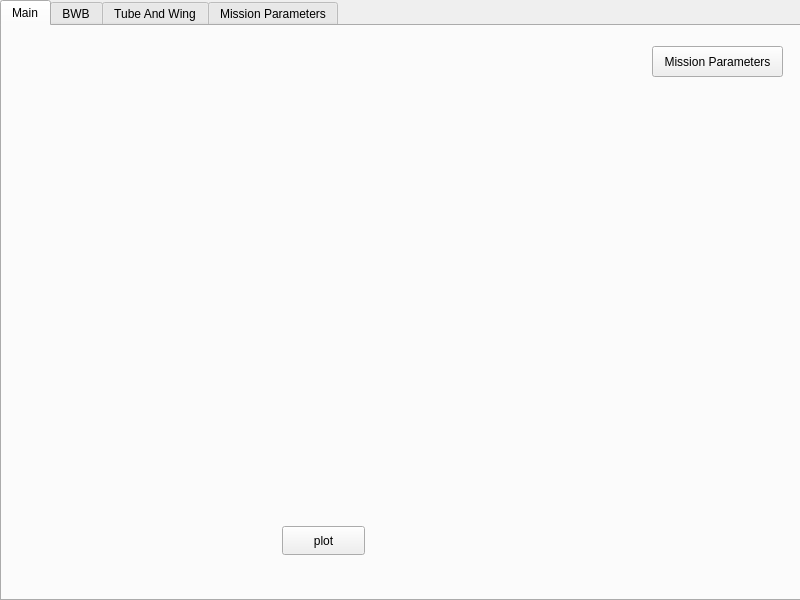
First picture: the form in BWB_GUI/form.ui, repository bsannar/Capstone_BWB, before the edit.
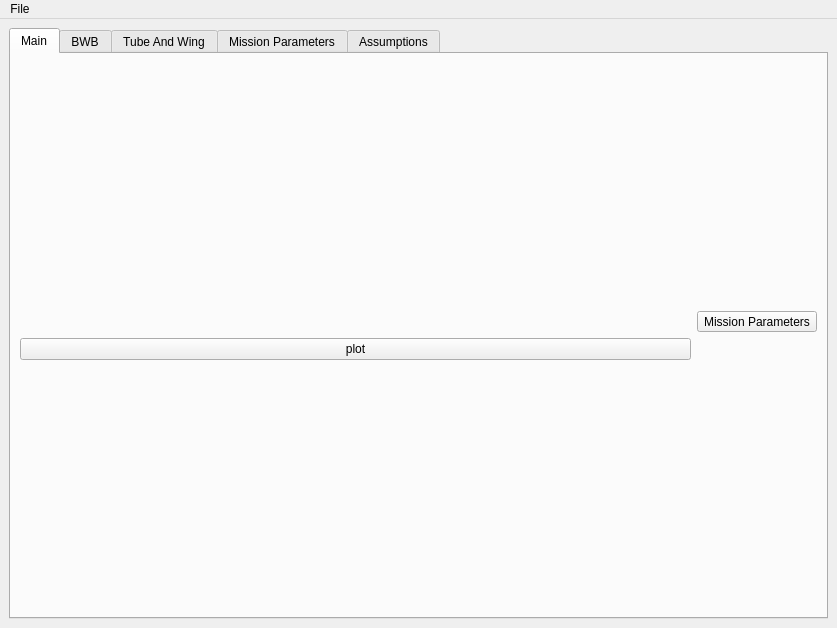
Second picture: the form after the edit. Icons and pictures are not drawn.

Commit message: Reformatted tabs to allow resizing and look cleaner

```diff
--- a/BWB_GUI/form.ui
+++ b/BWB_GUI/form.ui
@@ -1,27 +1,25 @@
 <?xml version="1.0" encoding="UTF-8"?>
 <ui version="4.0">
- <class>Widget</class>
- <widget class="QWidget" name="Widget">
+ <class>MainWindow</class>
+ <widget class="QMainWindow" name="MainWindow">
   <property name="geometry">
    <rect>
     <x>0</x>
     <y>0</y>
-    <width>800</width>
-    <height>600</height>
+    <width>837</width>
+    <height>628</height>
    </rect>
   </property>
   <property name="windowTitle">
    <string>Widget</string>
   </property>
+  <widget class="QWidget" name="centralwidget">
+   <layout class="QGridLayout" name="gridLayout_5" rowstretch="0" columnstretch="0">
+    <property name="sizeConstraint">
+     <enum>QLayout::SizeConstraint::SetDefaultConstraint</enum>
+    </property>
+    <item row="0" column="0">
   <widget class="QTabWidget" name="tabWidget">
-   <property name="geometry">
-    <rect>
-     <x>0</x>
-     <y>0</y>
-     <width>801</width>
-     <height>601</height>
-    </rect>
-   </property>
    <property name="currentIndex">
     <number>0</number>
    </property>
@@ -29,15 +27,31 @@
     <attribute name="title">
      <string>Main</string>
     </attribute>
+       <layout class="QGridLayout" name="gridLayout_4">
+        <item row="0" column="0">
+         <layout class="QGridLayout" name="gridLayout_3">
+          <item row="0" column="1">
+           <widget class="QToolButton" name="ddMissionParameters">
+            <property name="acceptDrops">
+             <bool>false</bool>
+            </property>
+            <property name="text">
+             <string>Mission Parameters</string>
+            </property>
+            <property name="checkable">
+             <bool>false</bool>
+            </property>
+           </widget>
+          </item>
+          <item row="1" column="0">
+           <widget class="QPushButton" name="btnPlot">
+            <property name="text">
+             <string>plot</string>
+            </property>
+           </widget>
+          </item>
+          <item row="0" column="0">
     <widget class="QLabel" name="imgPlot">
-     <property name="geometry">
-      <rect>
-       <x>20</x>
-       <y>20</y>
-       <width>611</width>
-       <height>471</height>
-      </rect>
-     </property>
      <property name="text">
       <string/>
      </property>
@@ -45,38 +59,10 @@
       <pixmap>plot_placeholder.png</pixmap>
      </property>
     </widget>
-    <widget class="QPushButton" name="btnPlot">
-     <property name="geometry">
-      <rect>
-       <x>280</x>
-       <y>500</y>
-       <width>83</width>
-       <height>29</height>
-      </rect>
-     </property>
-     <property name="text">
-      <string>plot</string>
-     </property>
-    </widget>
-    <widget class="QToolButton" name="ddMissionParameters">
-     <property name="geometry">
-      <rect>
-       <x>650</x>
-       <y>20</y>
-       <width>131</width>
-       <height>31</height>
-      </rect>
-     </property>
-     <property name="acceptDrops">
-      <bool>false</bool>
-     </property>
-     <property name="text">
-      <string>Mission Parameters</string>
-     </property>
-     <property name="checkable">
-      <bool>false</bool>
-     </property>
-    </widget>
+          </item>
+         </layout>
+        </item>
+       </layout>
    </widget>
    <widget class="QWidget" name="tbBWB">
     <attribute name="title">
@@ -209,7 +195,49 @@
      <string>Mission Parameters</string>
     </attribute>
    </widget>
-  </widget>
+      <widget class="QWidget" name="tbAssumptions">
+       <attribute name="title">
+        <string>Assumptions</string>
+       </attribute>
+      </widget>
+     </widget>
+    </item>
+   </layout>
+  </widget>
+  <widget class="QMenuBar" name="menubar">
+   <property name="geometry">
+    <rect>
+     <x>0</x>
+     <y>0</y>
+     <width>837</width>
+     <height>25</height>
+    </rect>
+   </property>
+   <widget class="QMenu" name="menuFile">
+    <property name="title">
+     <string>File</string>
+    </property>
+    <addaction name="actionSave"/>
+    <addaction name="actionOpen"/>
+    <addaction name="actionExit"/>
+   </widget>
+   <addaction name="menuFile"/>
+  </widget>
+  <action name="actionExit">
+   <property name="text">
+    <string>Exit</string>
+   </property>
+  </action>
+  <action name="actionSave">
+   <property name="text">
+    <string>Save</string>
+   </property>
+  </action>
+  <action name="actionOpen">
+   <property name="text">
+    <string>Open</string>
+   </property>
+  </action>
  </widget>
  <resources/>
  <connections/>
```
Left out of the diff: 48 changed lines with no effect on the pictures. Lines whose indentation alone changed are shown as unchanged. The commit also changes 5 other files.
